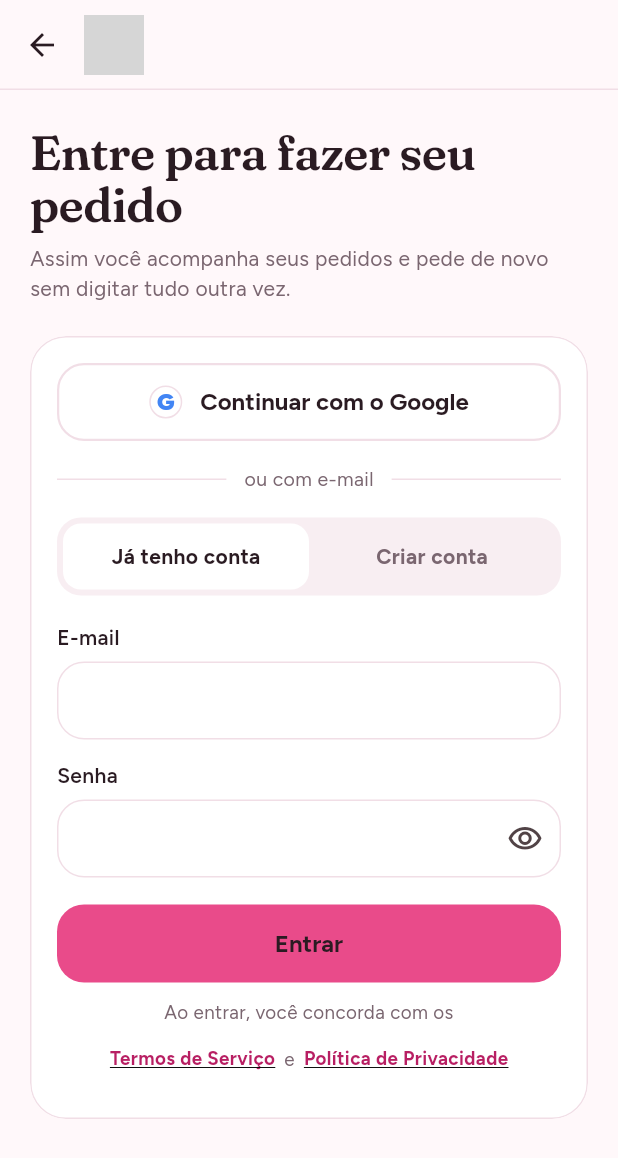
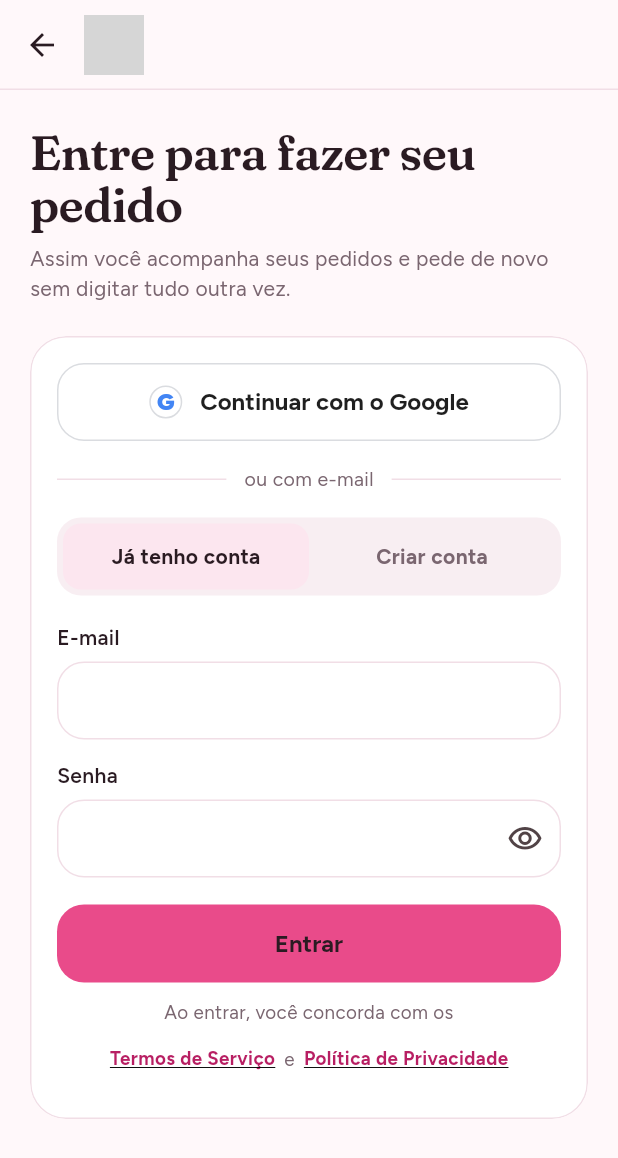
Before and after one commit to Grs2080w/raykookie, a Flutter app: the screen it shows after launch, after a tap on "Fazer pedido", on a phone screen of 412 x 824 dp. Shown: the top 1158 px of the screen. Run offline on Flutter 3.47's test engine with Material 3 defaults, Android fonts, the phone set to English and light mode, and no system bars; our stand-ins replace audioplayers, firebase_core, firebase_messaging, flutter_local_notifications, flutter_secure_storage, flutter_svg and 7 more; missing offline and left inert: mobile_scanner; accounts and stored records are empty; network calls fail; project files that could hold a hidden picture were left out; grey boxes are pictures that could not be loaded.

Commit message:
fix: login com Google no app cliente, contraste no escuro e mockups de foto
- cd.yml lia GOOGLE_SERVER_CLIENT_ID de vars, mas o valor está em secrets:
  o build de release nunca recebia o client id e o login com Google ficava
  sempre desativado no APK.
- Botão "Continuar com o Google" e o seletor "Já tenho conta/Criar conta"
  usavam Colors.white fixo com texto de cor do tema (c.ink), que no modo
  escuro fica quase branco sobre branco.
- Seção "bolo" em destaque e "Nossa bancada de trabalho" (app cliente e
  site) ainda caíam na ilustração padrão; adicionadas fotos reais.

Co-Authored-By: Claude Sonnet 5 <noreply@anthropic.com>
Claude-Session: https://claude.ai/code/session_01MjsExJCV7eH893wEe19NGq

```diff
--- a/mobile-client/lib/features/customer/customer_auth_screen.dart
+++ b/mobile-client/lib/features/customer/customer_auth_screen.dart
@@ -116,13 +116,20 @@ class _CustomerAuthScreenState extends State<CustomerAuthScreen> {
                   child: Column(children: [
                     OutlinedButton(
                       onPressed: _googleBusy ? null : _google,
-                      style: OutlinedButton.styleFrom(minimumSize: const Size.fromHeight(52), backgroundColor: Colors.white),
+                      // Botão do Google sempre claro (é o padrão da marca): cores fixas, não as do tema,
+                      // senão o texto escuro do tema claro vira quase branco sobre branco no modo escuro.
+                      style: OutlinedButton.styleFrom(
+                        minimumSize: const Size.fromHeight(52),
+                        backgroundColor: Colors.white,
+                        foregroundColor: const Color(0xFF1F1F1F),
+                        side: const BorderSide(color: Color(0xFFDADCE0)),
+                      ),
                       child: _googleBusy
-                          ? const SizedBox(width: 20, height: 20, child: CircularProgressIndicator(strokeWidth: 2.4))
+                          ? const SizedBox(width: 20, height: 20, child: CircularProgressIndicator(strokeWidth: 2.4, color: Color(0xFF1F1F1F)))
                           : Row(mainAxisAlignment: MainAxisAlignment.center, children: [
-                              Container(width: 22, height: 22, alignment: Alignment.center, decoration: BoxDecoration(shape: BoxShape.circle, border: Border.all(color: c.line)), child: const Text('G', style: TextStyle(fontWeight: FontWeight.w900, color: Color(0xFF4285F4)))),
+                              Container(width: 22, height: 22, alignment: Alignment.center, decoration: const BoxDecoration(shape: BoxShape.circle, border: Border.fromBorderSide(BorderSide(color: Color(0xFFDADCE0)))), child: const Text('G', style: TextStyle(fontWeight: FontWeight.w900, color: Color(0xFF4285F4)))),
                               const SizedBox(width: 12),
-                              const Text('Continuar com o Google'),
+                              const Text('Continuar com o Google', style: TextStyle(color: Color(0xFF1F1F1F))),
                             ]),
                     ),
                     Padding(
@@ -139,7 +146,7 @@ class _CustomerAuthScreenState extends State<CustomerAuthScreen> {
                               onTap: () => setState(() => _create = create),
                               child: AnimatedContainer(
                                 duration: const Duration(milliseconds: 180), height: 44, alignment: Alignment.center,
-                                decoration: BoxDecoration(color: _create == create ? Colors.white : Colors.transparent, borderRadius: BorderRadius.circular(12)),
+                                decoration: BoxDecoration(color: _create == create ? c.pinkTint : Colors.transparent, borderRadius: BorderRadius.circular(12)),
                                 child: Text(label, style: TextStyle(fontWeight: FontWeight.w700, color: _create == create ? c.ink : c.muted)),
                               ),
                             ),
--- a/mobile-client/lib/features/customer/home_screen.dart
+++ b/mobile-client/lib/features/customer/home_screen.dart
@@ -231,6 +231,7 @@ class _HomeScreenState extends State<HomeScreen> {
                   final api = context.read<Session>().customerApi;
                   // sem foto própria no cardápio ainda: usa as fotos de vitrine já capturadas, em vez de deixar sem foto nenhuma
                   final photos = _assignPhotos(snap.data, api, const ['bolo', 'cookie', 'brownie'], <String>{});
+                  final bolo = photos['bolo'] ?? 'https://raykookie.kntap.com.br/fotos/bolo-destaque.jpg';
                   final cookie = photos['cookie'] ?? 'https://raykookie.kntap.com.br/fotos/cookie-destaque.jpg';
                   final brownie = photos['brownie'] ?? 'https://raykookie.kntap.com.br/fotos/brownie-destaque.jpg';
                   return Row(
@@ -238,7 +239,7 @@ class _HomeScreenState extends State<HomeScreen> {
                       Expanded(
                         child: PhotoTile(
                           kind: 'bolo',
-                          url: photos['bolo'],
+                          url: bolo,
                           radius: 26,
                           aspectRatio: null,
                           size: null,
@@ -342,7 +343,7 @@ class _HomeScreenState extends State<HomeScreen> {
         child: Column(
           crossAxisAlignment: CrossAxisAlignment.start,
           children: [
-            const PhotoTile(kind: 'bancada', aspectRatio: 4 / 3, radius: 26),
+            const PhotoTile(kind: 'bancada', url: 'https://raykookie.kntap.com.br/fotos/bancada-destaque.jpg', aspectRatio: 4 / 3, radius: 26),
             const SizedBox(height: 22),
             Text(
               'NOSSA HISTÓRIA',
```
Also changed, not shown: frontend/public/fotos/bancada-destaque.jpg (added), frontend/public/fotos/bolo-destaque.jpg (added), 2 other files.
